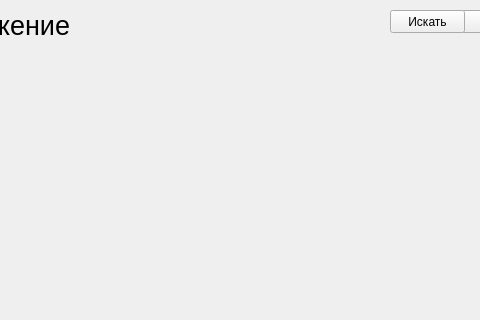
Above: interface.ui from kKrIsTiNaA/Project_API before the change; both pictures show x 130 to 610 and y 0 to 320 of the 719 by 585 pixel window. Below: the same form after it.
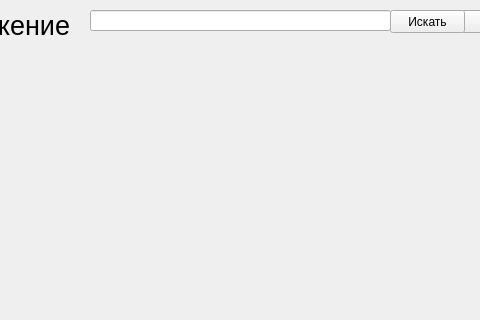
That is the form after the change.

Commit message: 5rd Ready by Roma:)

```diff
--- a/interface.ui
+++ b/interface.ui
@@ -71,6 +71,16 @@
      <string>Искать</string>
     </property>
    </widget>
+   <widget class="QLineEdit" name="poiskLine">
+    <property name="geometry">
+     <rect>
+      <x>220</x>
+      <y>10</y>
+      <width>301</width>
+      <height>21</height>
+     </rect>
+    </property>
+   </widget>
   </widget>
   <widget class="QMenuBar" name="menubar">
    <property name="geometry">
```
The commit also changes 2 other files.
